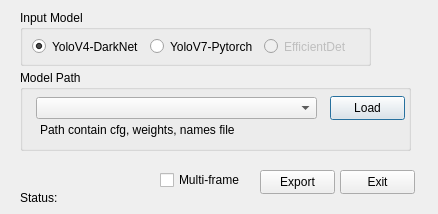
First picture: the form in mainwindow.ui, repository lycaoduong/onnx_export, before the edit.
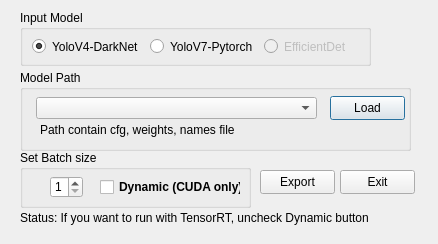
Second picture: the form after the edit.

Commit message: add dynamic + batch size lelection

```diff
--- a/mainwindow.ui
+++ b/mainwindow.ui
@@ -7,7 +7,7 @@
     <x>0</x>
     <y>0</y>
     <width>438</width>
-    <height>214</height>
+    <height>244</height>
    </rect>
   </property>
   <property name="windowTitle">
@@ -137,27 +137,62 @@
    <property name="geometry">
     <rect>
      <x>20</x>
-     <y>190</y>
+     <y>210</y>
      <width>391</width>
      <height>16</height>
     </rect>
    </property>
    <property name="text">
-    <string>Status:</string>
+    <string>Status: If you want to run with TensorRT, uncheck Dynamic button</string>
    </property>
   </widget>
-  <widget class="QCheckBox" name="checkBox_batch">
+  <widget class="QGroupBox" name="groupBox_3">
    <property name="geometry">
     <rect>
-     <x>160</x>
-     <y>170</y>
-     <width>91</width>
-     <height>20</height>
+     <x>20</x>
+     <y>150</y>
+     <width>231</width>
+     <height>58</height>
     </rect>
    </property>
-   <property name="text">
-    <string>Multi-frame</string>
+   <property name="title">
+    <string>Set Batch size</string>
    </property>
+   <widget class="QCheckBox" name="checkBox_batch">
+    <property name="geometry">
+     <rect>
+      <x>80</x>
+      <y>27</y>
+      <width>141</width>
+      <height>20</height>
+     </rect>
+    </property>
+    <property name="font">
+     <font>
+      <italic>false</italic>
+      <bold>true</bold>
+     </font>
+    </property>
+    <property name="text">
+     <string>Dynamic (CUDA only)</string>
+    </property>
+   </widget>
+   <widget class="QSpinBox" name="spinBox_batch">
+    <property name="geometry">
+     <rect>
+      <x>30</x>
+      <y>26</y>
+      <width>33</width>
+      <height>22</height>
+     </rect>
+    </property>
+    <property name="minimum">
+     <number>1</number>
+    </property>
+    <property name="maximum">
+     <number>16</number>
+    </property>
+   </widget>
   </widget>
  </widget>
  <resources/>
```
The commit also changes 10 other files.
